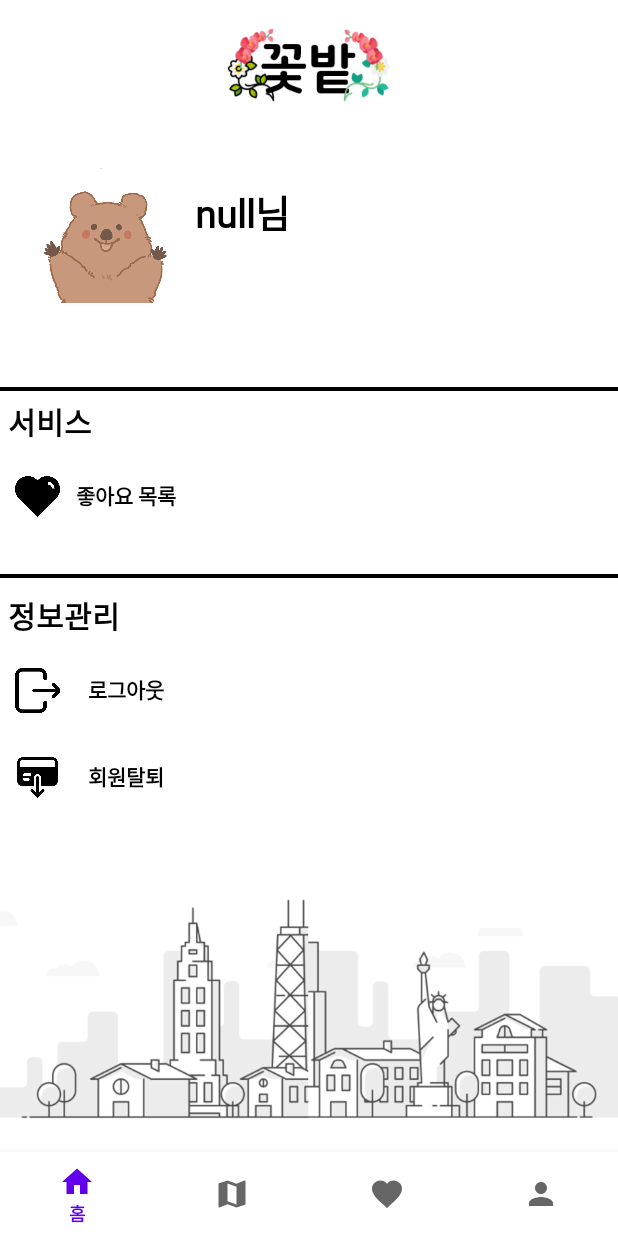
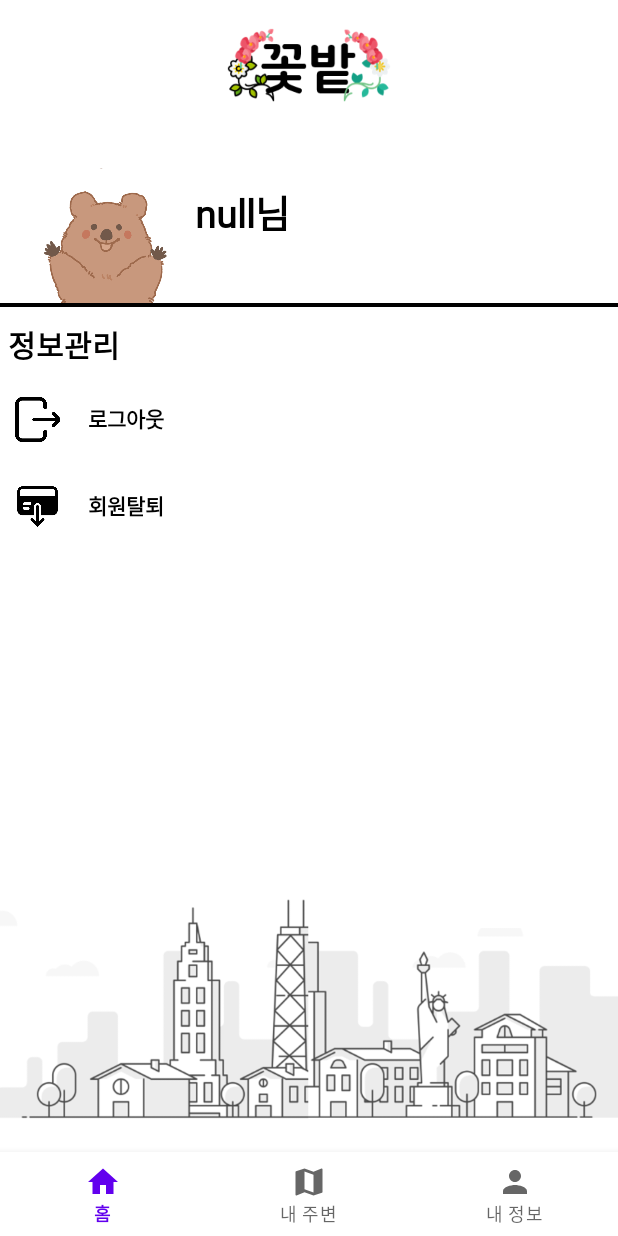
Before and after one commit to Ju-lotty/FlowerGarden, an Android app: the fragment Information placed in its activity, on a phone screen of 412 x 824 dp. Run offline under Robolectric (Android 15) with nearby library versions, the phone set to English and light mode, and no system bars; our stand-ins replace Firebase (no records; nobody signed in at launch, a user with empty details on screens opened directly); libraries missing offline, so code that uses them is left out: com.gun0912.tedpermission; pictures from the network do not load; 3 statements that could not run were skipped.

Commit message:
Code Refactoring

```diff
--- a/app/src/main/AndroidManifest.xml
+++ b/app/src/main/AndroidManifest.xml
@@ -68,7 +68,9 @@
         <activity
             android:name=".MainActivityUser"
             android:exported="false" />
-
+        <activity android:name=".custom_dialog"
+            android:exported="false"
+            tools:ignore="Instantiatable" />
         <meta-data
             android:name="com.naver.maps.map.CLIENT_ID"
             android:value="r6ybv8etcx" />
--- a/app/src/main/java/com/project/flowergarden/MainActivityOwner.kt
+++ b/app/src/main/java/com/project/flowergarden/MainActivityOwner.kt
@@ -47,9 +47,13 @@ class MainActivityOwner : AppCompatActivity() {
         OwnerDB = FirebaseDatabase.getInstance().getReference("Owner")
         userID = user!!.uid
 
+        val dialog = custom_dialog(this)
+        dialog.show()
+
         val storage = FirebaseStorage.getInstance()
         val storageReference = storage.reference
-        val pathReference = storageReference.child("images/").child(auth!!.currentUser?.email.toString())
+        val pathReference =
+            storageReference.child("images/").child(auth!!.currentUser?.email.toString())
         pathReference.downloadUrl.addOnSuccessListener {
             storeImage.setImageURI(it)
             Glide.with(this).load(it).into(storeImage) // GlideApp 사용
--- a/app/src/main/java/com/project/flowergarden/MainActivityUser.kt
+++ b/app/src/main/java/com/project/flowergarden/MainActivityUser.kt
@@ -20,7 +20,6 @@ class MainActivityUser : AppCompatActivity() {
         overridePendingTransition(android.R.anim.fade_in, android.R.anim.fade_out)
         val home1 = Home()
         val home2 = NearLocation()
-        val home3 = Like()
         val home4 = Information()
         showFragment(home1)
 
@@ -29,7 +28,6 @@ class MainActivityUser : AppCompatActivity() {
                 when(it.itemId){
                     R.id.ic_home -> showFragment(home1)
                     R.id.ic_map ->  showFragment(home2)
-                    R.id.ic_like-> showFragment(home3)
                     R.id.ic_information -> showFragment(home4)
                     else -> true
                 }
--- /dev/null
+++ b/app/src/main/java/com/project/flowergarden/custom_dialog.kt
@@ -0,0 +1,30 @@
+package com.project.flowergarden
+
+import android.app.Dialog
+import android.content.Context
+import android.graphics.Color
+import android.graphics.drawable.ColorDrawable
+import androidx.appcompat.app.AppCompatActivity
+import android.os.Bundle
+import android.view.View
+import android.widget.Button
+import kotlinx.android.synthetic.main.activity_custom_dialog.*
+
+class custom_dialog(context: Context): Dialog(context)  {
+
+    private val button: Button by lazy {
+        findViewById(R.id.closeButton)
+    }
+
+    var check = false
+    override fun onCreate(savedInstanceState: Bundle?) {
+        super.onCreate(savedInstanceState)
+        setContentView(R.layout.activity_custom_dialog)
+        window!!.setBackgroundDrawable(ColorDrawable(Color.TRANSPARENT))
+        button.setOnClickListener {
+            imageView.visibility = View.GONE
+            button.visibility = View.GONE
+            dismiss()
+        }
+    }
+}
--- a/app/src/main/java/com/project/flowergarden/userfragment/Home.kt
+++ b/app/src/main/java/com/project/flowergarden/userfragment/Home.kt
@@ -10,17 +10,14 @@ import androidx.core.view.isEmpty
 import androidx.core.view.isNotEmpty
 import androidx.fragment.app.Fragment
 import androidx.recyclerview.widget.LinearLayoutManager
-import com.bumptech.glide.Glide
 import com.google.firebase.auth.FirebaseAuth
 import com.google.firebase.auth.FirebaseUser
 import com.google.firebase.database.*
-import com.google.firebase.storage.FirebaseStorage
 import com.project.flowergarden.StoreDetailActivity
+import com.project.flowergarden.custom_dialog
 import com.project.flowergarden.databinding.FragmentHomeBinding
 import com.project.flowergarden.entity.OwnerEntity
 import com.project.flowergarden.entity.StoreAdapter
-import kotlinx.android.synthetic.main.activity_main_owner.*
-import kotlinx.android.synthetic.main.item_store.*
 
 
 class Home : Fragment() {
@@ -38,7 +35,7 @@ class Home : Fragment() {
     private var userID: String? = null
     private var ownerID: String? = null
 
-
+    var check: Boolean = false
     override fun onCreateView(
         inflater: LayoutInflater, container: ViewGroup?,
         savedInstanceState: Bundle?
@@ -63,7 +60,17 @@ class Home : Fragment() {
         getUserName()
         viewFlipper()
         ownerList()
+        showDialog()
     }
+
+    private fun showDialog() {
+        if(check == false) {
+            val dialog = custom_dialog(requireContext())
+            dialog.show()
+        }
+        check = true
+    }
+
     private fun getUserName() {
         UserDB.child(userID!!).addListenerForSingleValueEvent(object : ValueEventListener {
             override fun onDataChange(snapshot: DataSnapshot) {
--- a/app/src/main/java/com/project/flowergarden/userfragment/Information.kt
+++ b/app/src/main/java/com/project/flowergarden/userfragment/Information.kt
@@ -45,7 +45,6 @@ class Information : Fragment() {
         logoutButtonClicked()
         secessionButtonClicked()
         showUserNickname()
-        likeButtoninit()
     }
 
 
@@ -66,13 +65,13 @@ class Information : Fragment() {
         })
     }
 
-    private fun likeButtoninit() {
-        likeButton.setOnClickListener {
-            val like = Like()
-            activity?.supportFragmentManager!!.beginTransaction().replace(R.id.container, like)
-                .commit()
-        }
-    }
+//    private fun likeButtoninit() {
+//        likeButton.setOnClickListener {
+//            val like = Like()
+//            activity?.supportFragmentManager!!.beginTransaction().replace(R.id.container, like)
+//                .commit()
+//        }
+//    }
 
     private fun logoutButtonClicked() {
         logoutButton.setOnClickListener {
--- a/app/src/main/res/drawable/ic_search.xml
+++ /dev/null
@@ -1,5 +0,0 @@
-<vector android:height="24dp" android:tint="#C325E7"
-    android:viewportHeight="24" android:viewportWidth="24"
-    android:width="24dp" xmlns:android="http://schemas.android.com/apk/res/android">
-    <path android:fillColor="@android:color/white" android:pathData="M15.5,14h-0.79l-0.28,-0.27C15.41,12.59 16,11.11 16,9.5 16,5.91 13.09,3 9.5,3S3,5.91 3,9.5 5.91,16 9.5,16c1.61,0 3.09,-0.59 4.23,-1.57l0.27,0.28v0.79l5,4.99L20.49,19l-4.99,-5zM9.5,14C7.01,14 5,11.99 5,9.5S7.01,5 9.5,5 14,7.01 14,9.5 11.99,14 9.5,14z"/>
-</vector>
--- a/app/src/main/res/drawable/splashbackground.xml
+++ /dev/null
@@ -1,6 +0,0 @@
-<?xml version="1.0" encoding="utf-8"?>
-<shape android:shape="rectangle"
-    xmlns:android="http://schemas.android.com/apk/res/android">
-    <gradient android:angle="270" android:type="linear" android:endColor="#6E5ACA" android:centerColor="#C8728E" android:startColor="#A7E3A2"/>
-
-</shape>
--- a/app/src/main/res/layout/fragment_information.xml
+++ b/app/src/main/res/layout/fragment_information.xml
@@ -39,65 +39,16 @@
         app:layout_constraintStart_toEndOf="@id/profileImageView"
         app:layout_constraintTop_toTopOf="@id/profileImageView"/>
 
-    <View
-        android:id="@+id/line1"
-        android:layout_width="match_parent"
-        android:layout_height="2.5dp"
-        android:layout_marginBottom="250dp"
-        android:background="#000000"
-        app:layout_constraintBottom_toBottomOf="parent"
-        app:layout_constraintEnd_toEndOf="parent"
-        app:layout_constraintStart_toStartOf="parent"
-        app:layout_constraintTop_toTopOf="parent" />
 
-    <TextView
-        android:textSize="20sp"
-        android:id="@+id/setting"
-        android:layout_width="wrap_content"
-        android:layout_height="wrap_content"
-        android:layout_marginStart="5dp"
-        android:layout_marginTop="5dp"
-        android:fontFamily="@font/font"
-        android:text="서비스"
-        android:textColor="@color/black"
-        android:textStyle="bold"
-        app:layout_constraintStart_toStartOf="parent"
-        app:layout_constraintTop_toBottomOf="@id/line1" />
-
-    <ImageView
-        android:id="@+id/heartImageView"
-        android:layout_width="30dp"
-        android:layout_height="30dp"
-        android:layout_marginStart="10dp"
-        android:layout_marginTop="20dp"
-        android:src="@drawable/ic_heart"
-        app:layout_constraintStart_toStartOf="parent"
-        app:layout_constraintTop_toBottomOf="@id/setting" />
-
-    <androidx.appcompat.widget.AppCompatButton
-        style="@style/Widget.AppCompat.Button.Borderless"
-        android:fontFamily="@font/font"
-        android:id="@+id/likeButton"
-        android:layout_width="wrap_content"
-        android:layout_height="wrap_content"
-        android:layout_marginStart="40dp"
-        android:layout_marginTop="10dp"
-        android:background="#FFFFFFFF"
-        android:text="좋아요 목록"
-        android:textColor="@color/black"
-        android:textStyle="bold"
-        app:layout_constraintStart_toStartOf="parent"
-        app:layout_constraintTop_toBottomOf="@+id/setting" />
 
     <View
         android:id="@+id/line2"
         android:layout_width="match_parent"
         android:layout_height="2.5dp"
         android:background="#000000"
-        app:layout_constraintBottom_toBottomOf="parent"
         app:layout_constraintEnd_toEndOf="parent"
         app:layout_constraintStart_toStartOf="parent"
-        app:layout_constraintTop_toTopOf="parent" />
+        app:layout_constraintTop_toBottomOf="@id/profileImageView"/>
 
     <TextView
         android:layout_marginTop="10dp"
--- a/app/src/main/res/menu/main_user_bottom.xml
+++ b/app/src/main/res/menu/main_user_bottom.xml
@@ -10,10 +10,6 @@
         android:icon="@drawable/ic_map"
         android:title="내 주변" />
 
-    <item
-        android:id="@+id/ic_like"
-        android:icon="@drawable/ic_like"
-        android:title="즐겨찾기" />
 
     <item
         android:id="@+id/ic_information"
```
Also changed, not shown: app/src/main/res/layout/activity_custom_dialog.xml (added, +28 -0 lines), app/src/main/res/drawable/ic_add.png (deleted), app/src/main/res/drawable/ic_loginlogo.png (deleted), app/src/main/res/drawable/ic_not.PNG (deleted). Lines whose indentation alone changed are shown as unchanged.
